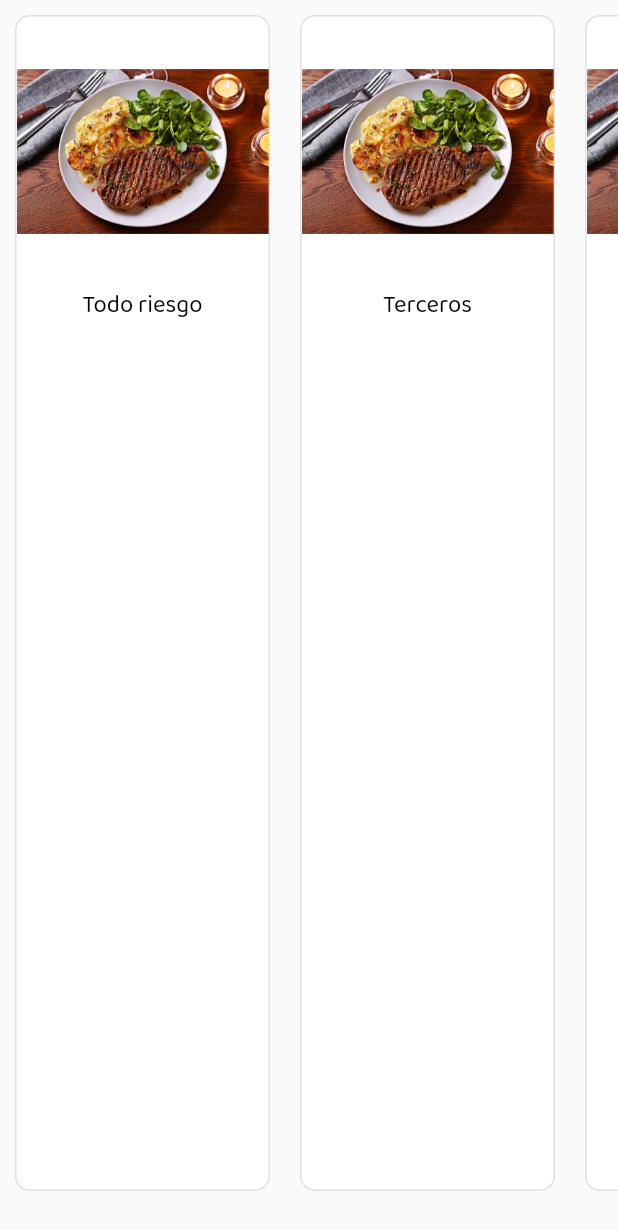
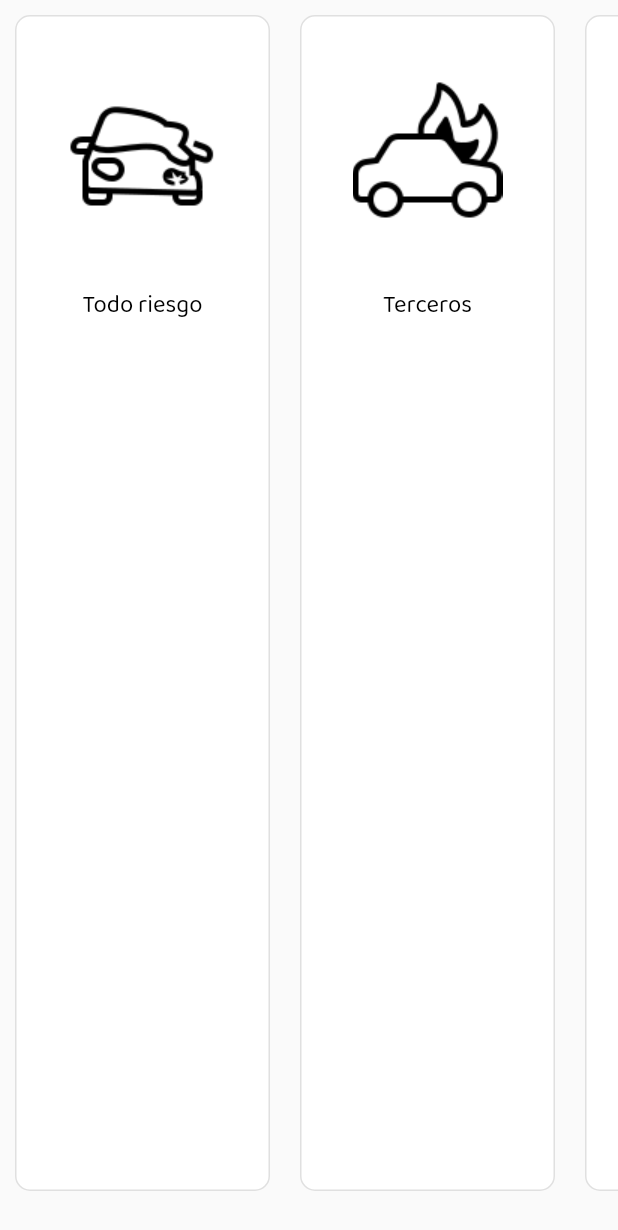
Before and after one commit to AndresPalacio/testing-flutter, a Flutter app: the PolizaList widget shown alone on an empty page, opened directly, on a phone screen of 412 x 824 dp. Shown: the top 1230 px of the screen. Run offline on Flutter 3.47's test engine with Material 2 defaults, Android fonts, the phone set to English and light mode, and no system bars; our stand-ins replace eva_icons_flutter, flutter_svg, syncfusion_flutter_datepicker.

Commit message:
Agregar estilo a la lista de polizas e importar data range picker

```diff
--- a/lib/widgets/poliza_list.dart
+++ b/lib/widgets/poliza_list.dart
@@ -1,22 +1,28 @@
-import 'package:eva_icons_flutter/eva_icons_flutter.dart';
 import 'package:flutter/material.dart';
 import 'package:project_test_unit/model/poliza.dart';
 
-class PolizaList extends StatelessWidget {
+class PolizaList extends StatefulWidget {
+  @override
+  _PolizaList createState() => _PolizaList();
+}
+
+class _PolizaList extends State<PolizaList> {
+  String selected = "none";
+
   final foodItems = <Poliza>[
     Poliza(
         title: "Todo riesgo",
-        img: 'assets/icons/foods/food5.jpg',
+        img: 'assets/icons/car-first.png',
         popular: true,
         price: 25),
     Poliza(
         title: "Terceros",
-        img: 'assets/icons/foods/food5.jpg',
+        img: 'assets/icons/car-second.png',
         popular: false,
         price: 16),
     Poliza(
         title: "Terceros ampliado",
-        img: 'assets/icons/foods/food5.jpg',
+        img: 'assets/icons/car-third.png',
         popular: false,
         price: 20)
   ];
@@ -26,14 +32,18 @@ class PolizaList extends StatelessWidget {
         scrollDirection: Axis.horizontal,
         children: foodItems.map<Widget>((Poliza poliza) {
           return GestureDetector(
-              onTap: () {},
+              onTap: () {
+                setState(() {
+                  selected = poliza.title;
+                });
+              },
               child: Padding(
                 padding: EdgeInsets.only(
                     left: 10.0, top: 10.0, bottom: 30, right: 10.0),
                 child: Container(
                   width: 170,
                   decoration: BoxDecoration(
-                      color: Colors.white,
+                      color: (selected == poliza.title) ? Colors.grey[100] : Colors.white,
                       border: Border.all(color: Colors.grey[300], width: 1.0),
                       borderRadius: BorderRadius.all(Radius.circular(10))),
                   child: Column(
@@ -47,7 +57,7 @@ class PolizaList extends StatelessWidget {
                                 topLeft: Radius.circular(10),
                                 topRight: Radius.circular(10)),
                           ),
-                          child: Image.asset('assets/icons/foods/food5.jpg')),
+                          child: Image.asset(poliza.img)),
                       Padding(
                           padding: const EdgeInsets.only(left: 0),
                           child: Center(
--- a/pubspec.yaml
+++ b/pubspec.yaml
@@ -33,6 +33,8 @@ dependencies:
   flutter_svg: ^0.17.0
   rxdart: ^0.23.1
   http: ^0.12.0+4
+  syncfusion_flutter_datepicker: any
+
 
 
 dev_dependencies:
@@ -80,6 +82,9 @@ flutter:
       - assets/icons/car1_black.svg
       - assets/puntos.png
       - assets/icons/ruta.png
+      - assets/icons/car-first.png
+      - assets/icons/car-second.png
+      - assets/icons/car-third.png
       - assets/icons/breakfast.svg
       - assets/icons/soup.svg
       - assets/icons/pizza.svg
```
Also changed, not shown: lib/screens/rent_calculator.dart (+34 -21 lines), pubspec.lock.
